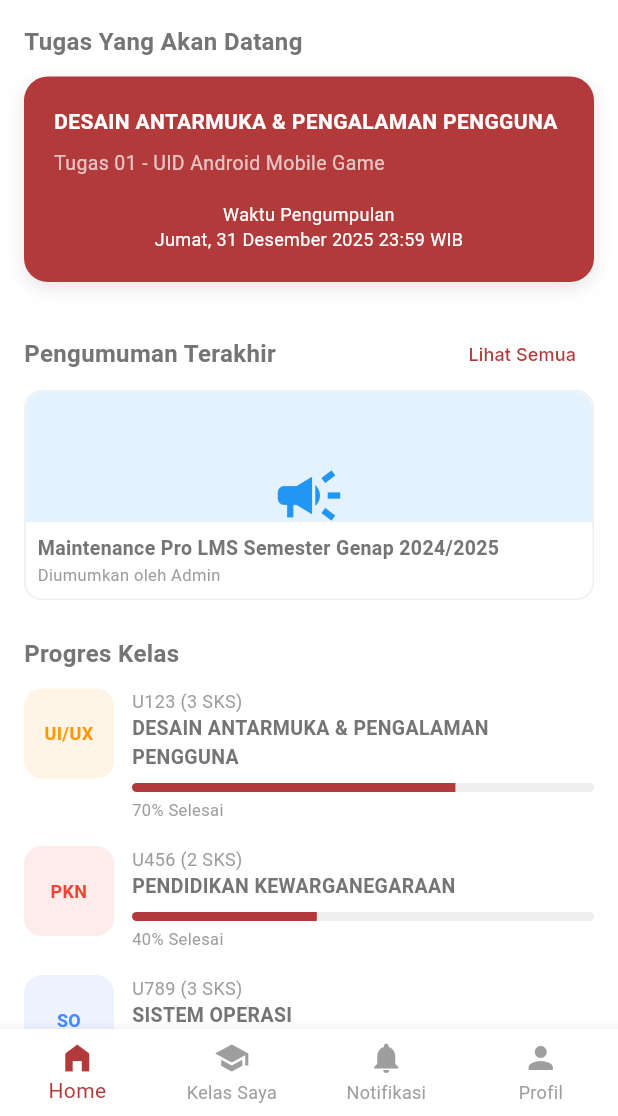
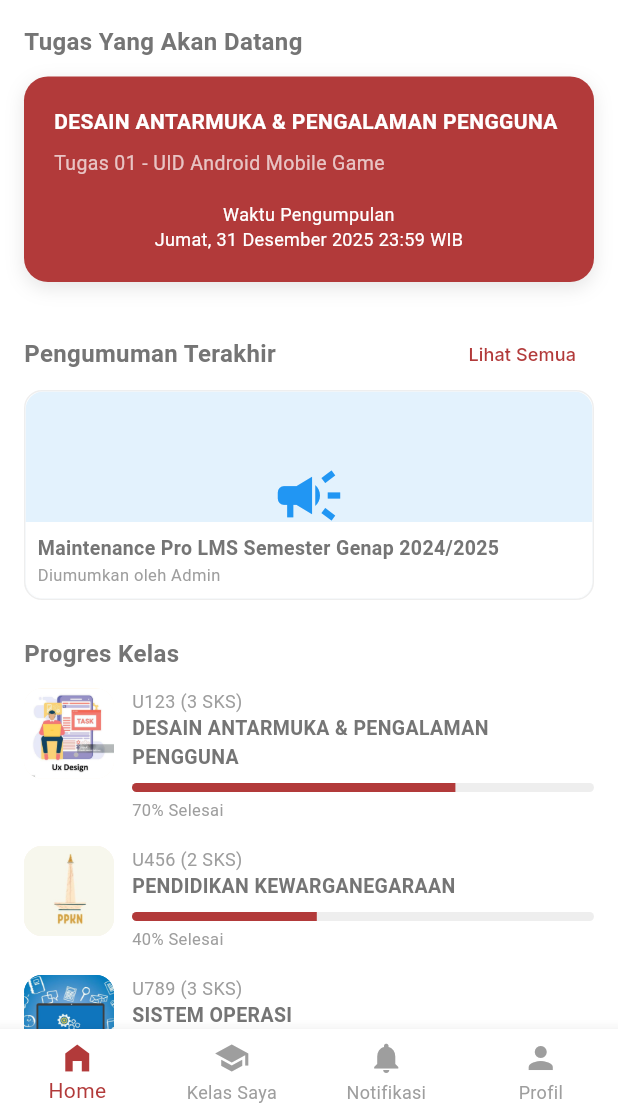
Before and after one commit to NandaaAyyy/lms_study, a Flutter app: the HomePage screen opened directly, on a phone screen of 412 x 824 dp, the part 120-1236 px from its top. Run offline on Flutter 3.47's test engine with Material 3 defaults, Android fonts, the light colour scheme and no system bars; our stand-ins replace google_fonts; network calls fail.

Commit message:
commit-20= menambah gambar sampul mata kuliah

```diff
--- a/lib/pages/course_list_page.dart
+++ b/lib/pages/course_list_page.dart
@@ -15,6 +15,7 @@ class CourseListPage extends StatelessWidget {
         'progress': 0.7,
         'color': Colors.orange,
         'icon': 'UI/UX',
+        'imageAsset': 'images/ui.jpg',
       },
       {
         'title': 'Pendidikan Kewarganegaraan',
@@ -22,6 +23,7 @@ class CourseListPage extends StatelessWidget {
         'progress': 0.4,
         'color': Colors.red,
         'icon': 'PKN',
+        'imageAsset': 'images/pkn.jpg',
       },
       {
         'title': 'Sistem Operasi',
@@ -29,6 +31,7 @@ class CourseListPage extends StatelessWidget {
         'progress': 0.85,
         'color': Colors.blueAccent,
         'icon': 'SO',
+        'imageAsset': 'images/so.jpg',
       },
       {
         'title': 'Pemrograman Perangkat Bergerak',
@@ -36,6 +39,7 @@ class CourseListPage extends StatelessWidget {
         'progress': 0.2,
         'color': Colors.purple,
         'icon': 'MOB',
+        'imageAsset': 'images/mobile.jpg',
       },
       {
         'title': 'Basis Data Lanjut',
@@ -43,6 +47,7 @@ class CourseListPage extends StatelessWidget {
         'progress': 0.5,
         'color': Colors.teal,
         'icon': 'DB',
+        'imageAsset': 'images/so.jpg',
       },
       {
         'title': 'Kecerdasan Buatan',
@@ -50,6 +55,7 @@ class CourseListPage extends StatelessWidget {
         'progress': 0.1,
         'color': Colors.indigo,
         'icon': 'AI',
+        'imageAsset': 'images/ui.jpg',
       },
     ];
 
--- a/lib/pages/home_page.dart
+++ b/lib/pages/home_page.dart
@@ -2,7 +2,7 @@ import 'package:flutter/material.dart';
 import '../core/theme/app_colors.dart';
 import 'course_list_page.dart';
 import 'notification_page.dart';
-// removed unused import: quiz_page.dart
+import 'quiz_page.dart';
 import 'profile_page.dart';
 import 'announcement_page.dart';
 import 'task_detail_page.dart';
@@ -261,6 +261,7 @@ class HomeBody extends StatelessWidget {
                 progress: 0.7,
                 color: Colors.orange,
                 iconText: 'UI/UX',
+                imageAsset: 'assets/images/ui.jpg', // Example placeholder, will fall back if not found or handled
               ),
               CourseProgressTile(
                 title: 'PENDIDIKAN KEWARGANEGARAAN',
@@ -268,6 +269,7 @@ class HomeBody extends StatelessWidget {
                 progress: 0.4,
                 color: Colors.red,
                 iconText: 'PKN',
+                imageAsset: 'assets/images/pkn.jpg',
               ),
               CourseProgressTile(
                 title: 'SISTEM OPERASI',
@@ -275,6 +277,7 @@ class HomeBody extends StatelessWidget {
                 progress: 0.85,
                 color: Colors.blueAccent,
                 iconText: 'SO',
+                imageAsset: 'assets/images/so.jpg',
               ),
               CourseProgressTile(
                 title: 'PEMROGRAMAN PERANGKAT BERGERAK',
@@ -282,6 +285,7 @@ class HomeBody extends StatelessWidget {
                 progress: 0.2,
                 color: Colors.purple,
                 iconText: 'MOB',
+                imageAsset: 'assets/images/mobile.jpg',
               ),
             ],
           ),
@@ -297,6 +301,7 @@ class CourseProgressTile extends StatelessWidget {
   final double progress;
   final Color color;
   final String iconText;
+  final String? imageAsset; // Added optional image asset
 
   const CourseProgressTile({
     super.key,
@@ -305,6 +310,7 @@ class CourseProgressTile extends StatelessWidget {
     required this.progress,
     required this.color,
     required this.iconText,
+    this.imageAsset, // Initialize
   });
 
   @override
@@ -333,9 +339,47 @@ class CourseProgressTile extends StatelessWidget {
               decoration: BoxDecoration(
                 color: color.withOpacity(0.1),
                 borderRadius: BorderRadius.circular(12),
+                image: imageAsset != null
+                    ? DecorationImage(
+                        image: AssetImage(imageAsset!),
+                        fit: BoxFit.cover,
+                        onError: (exception, stackTrace) {
+                           // Fallback is handled by the child container if image fails loading?
+                           // Actually DecorationImage doesn't easily support fallback content if the image itself is missing in assets.
+                           // Better to check if we can load it or just rely on the user providing correct paths.
+                           // For now, if the asset path is invalid, it might throw or show nothing.
+                           // A safer way is to use a child Image.asset with errorBuilder, but we want it as decoration or clipped.
+                        },
+                      )
+                    : null,
               ),
               alignment: Alignment.center,
+              // If imageAsset is provided and valid, this child text might be covered or obscure.
+              // But if we want a fallback if the asset is missing, we need Image.asset with errorBuilder.
+              child: imageAsset != null
+                  ? ClipRRect(
+                      borderRadius: BorderRadius.circular(12),
+                      child: Image.asset(
+                        imageAsset!,
+                        width: 60,
+                        height: 60,
+                        fit: BoxFit.cover,
+                        errorBuilder: (context, error, stackTrace) {
+                          return Center(
                             child: Text(
+                              iconText,
+                              textAlign: TextAlign.center,
+                              style: TextStyle(
+                                color: color,
+                                fontWeight: FontWeight.bold,
+                                fontSize: 12,
+                              ),
+                            ),
+                          );
+                        },
+                      ),
+                    )
+                  : Text(
                       iconText,
                       textAlign: TextAlign.center,
                       style: TextStyle(
--- a/lib/pages/profile_page.dart
+++ b/lib/pages/profile_page.dart
@@ -60,7 +60,7 @@ class _ProfilePageState extends State<ProfilePage> with SingleTickerProviderStat
                         shape: BoxShape.circle,
                         border: Border.all(color: Colors.white, width: 2),
                         image: const DecorationImage(
-                          image: AssetImage('assets/images/yoona.jpg'),
+                          image: AssetImage('images/yoona.jpg'),
                           fit: BoxFit.cover,
                         ),
                       ),
--- a/pubspec.yaml
+++ b/pubspec.yaml
@@ -27,3 +27,7 @@ flutter:
 
   assets:
     - assets/images/yoona.jpg
+    - assets/images/ui.jpg
+    - assets/images/pkn.jpg
+    - assets/images/so.jpg
+    - assets/images/mobile.jpg
```
Also changed, not shown: assets/images/mobile.jpg (added), assets/images/pkn.jpg (added), assets/images/so.jpg (added), assets/images/ui.jpg (added). Lines whose indentation alone changed are shown as unchanged.
